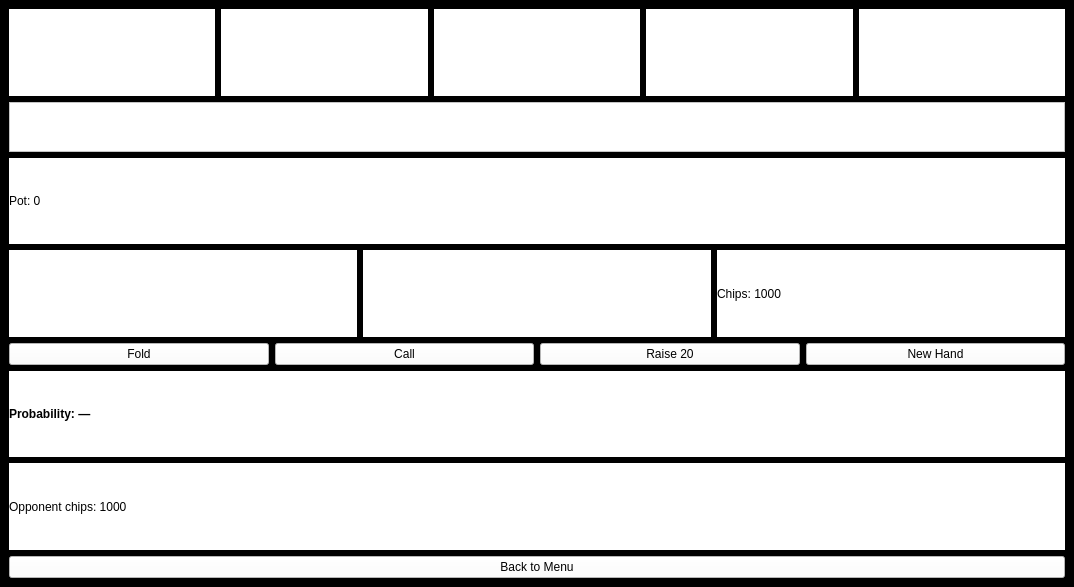
JairusCollantes/finals, file ui/game.ui: the form before one commit.
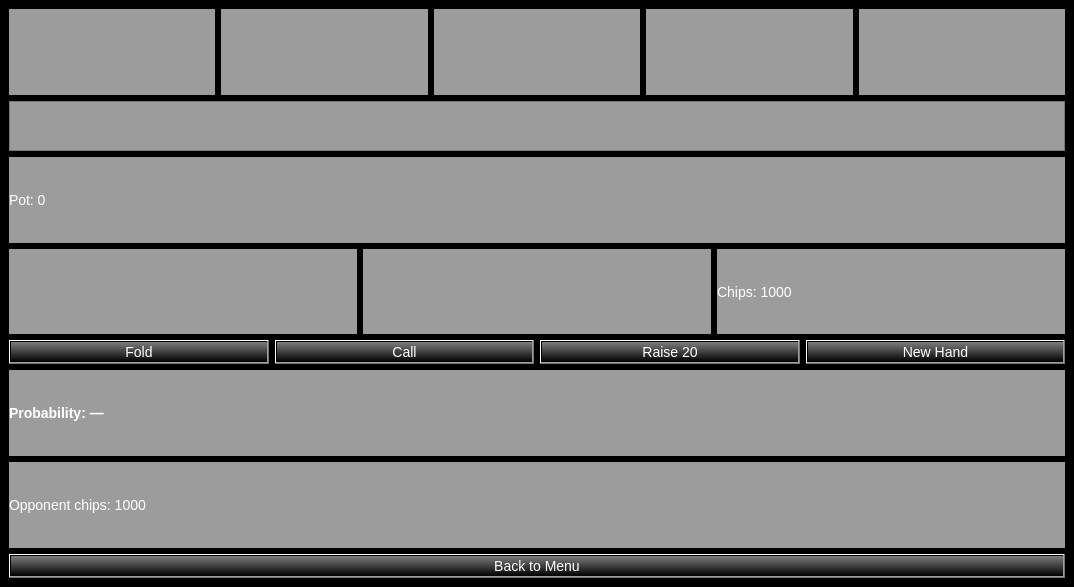
The form after the commit.

The edit to the form file:
```diff
--- a/ui/game.ui
+++ b/ui/game.ui
@@ -29,7 +29,9 @@
          </size>
         </property>
         <property name="styleSheet">
-         <string notr="true">background-color: white</string>
+         <string notr="true">background-color: rgb(156, 156, 156);
+color: white;
+font-size: 14px</string>
         </property>
         <property name="text">
          <string/>
@@ -45,7 +47,9 @@
          </size>
         </property>
         <property name="styleSheet">
-         <string notr="true">background-color: white</string>
+         <string notr="true">background-color: rgb(156, 156, 156);
+color: white;
+font-size: 14px</string>
         </property>
         <property name="text">
          <string/>
@@ -61,7 +65,9 @@
          </size>
         </property>
         <property name="styleSheet">
-         <string notr="true">background-color: white</string>
+         <string notr="true">background-color: rgb(156, 156, 156);
+color: white;
+font-size: 14px</string>
         </property>
         <property name="text">
          <string/>
@@ -77,7 +83,9 @@
          </size>
         </property>
         <property name="styleSheet">
-         <string notr="true">background-color: white</string>
+         <string notr="true">background-color: rgb(156, 156, 156);
+color: white;
+font-size: 14px</string>
         </property>
         <property name="text">
          <string/>
@@ -93,7 +101,9 @@
          </size>
         </property>
         <property name="styleSheet">
-         <string notr="true">background-color: white</string>
+         <string notr="true">background-color: rgb(156, 156, 156);
+color: white;
+font-size: 14px</string>
         </property>
         <property name="text">
          <string/>
@@ -120,7 +130,8 @@
        </size>
       </property>
       <property name="styleSheet">
-       <string notr="true">background-color: white</string>
+       <string notr="true">background-color: rgb(156, 156, 156);
+color: white</string>
       </property>
       <property name="plainText">
        <string/>
@@ -130,7 +141,9 @@
     <item>
      <widget class="QLabel" name="lbl_pot">
       <property name="styleSheet">
-       <string notr="true">background-color: white</string>
+       <string notr="true">background-color: rgb(156, 156, 156);
+color: white;
+font-size: 14px</string>
       </property>
       <property name="text">
        <string>Pot: 0</string>
@@ -148,7 +161,9 @@
          </size>
         </property>
         <property name="styleSheet">
-         <string notr="true">background-color: white</string>
+         <string notr="true">background-color: rgb(156, 156, 156);
+color: white;
+font-size: 14px</string>
         </property>
         <property name="text">
          <string/>
@@ -164,7 +179,9 @@
          </size>
         </property>
         <property name="styleSheet">
-         <string notr="true">background-color: white</string>
+         <string notr="true">background-color: rgb(156, 156, 156);
+color: white;
+font-size: 14px</string>
         </property>
         <property name="text">
          <string/>
@@ -174,7 +191,9 @@
       <item>
        <widget class="QLabel" name="lbl_player_chips">
         <property name="styleSheet">
-         <string notr="true">background-color: white</string>
+         <string notr="true">background-color: rgb(156, 156, 156);
+color: white;
+font-size: 14px</string>
         </property>
         <property name="text">
          <string>Chips: 1000</string>
@@ -188,7 +207,10 @@
       <item>
        <widget class="QPushButton" name="btn_fold">
         <property name="styleSheet">
-         <string notr="true">background-color: white</string>
+         <string notr="true">background-color: qlineargradient(spread:pad, x1:0, y1:0, x2:0, y2:1, stop:0 rgba(125, 125, 125, 255), stop:0.5 rgb(63, 63, 63), stop: 1 rgb(0, 0, 0));
+color: white;
+font-size: 14px
+</string>
         </property>
         <property name="text">
          <string>Fold</string>
@@ -198,7 +220,10 @@
       <item>
        <widget class="QPushButton" name="btn_call">
         <property name="styleSheet">
-         <string notr="true">background-color: white</string>
+         <string notr="true">background-color: qlineargradient(spread:pad, x1:0, y1:0, x2:0, y2:1, stop:0 rgba(125, 125, 125, 255), stop:0.5 rgb(63, 63, 63), stop: 1 rgb(0, 0, 0));
+color: white;
+font-size: 14px
+</string>
         </property>
         <property name="text">
          <string>Call</string>
@@ -208,7 +233,10 @@
       <item>
        <widget class="QPushButton" name="btn_raise">
         <property name="styleSheet">
-         <string notr="true">background-color: white</string>
+         <string notr="true">background-color: qlineargradient(spread:pad, x1:0, y1:0, x2:0, y2:1, stop:0 rgba(125, 125, 125, 255), stop:0.5 rgb(63, 63, 63), stop: 1 rgb(0, 0, 0));
+color: white;
+font-size: 14px
+</string>
         </property>
         <property name="text">
          <string>Raise 20</string>
@@ -218,7 +246,10 @@
       <item>
        <widget class="QPushButton" name="btn_new_hand">
         <property name="styleSheet">
-         <string notr="true">background-color: white</string>
+         <string notr="true">background-color: qlineargradient(spread:pad, x1:0, y1:0, x2:0, y2:1, stop:0 rgba(125, 125, 125, 255), stop:0.5 rgb(63, 63, 63), stop: 1 rgb(0, 0, 0));
+color: white;
+font-size: 14px
+</string>
         </property>
         <property name="text">
          <string>New Hand</string>
@@ -231,11 +262,14 @@
      <widget class="QLabel" name="lbl_prob">
       <property name="font">
        <font>
+        <pointsize>-1</pointsize>
         <bold>true</bold>
        </font>
       </property>
       <property name="styleSheet">
-       <string notr="true">background-color: white</string>
+       <string notr="true">background-color: rgb(156, 156, 156);
+color: white;
+font-size: 14px</string>
       </property>
       <property name="text">
        <string>Probability: —</string>
@@ -245,7 +279,9 @@
     <item>
      <widget class="QLabel" name="lbl_ai_chips">
       <property name="styleSheet">
-       <string notr="true">background-color: white</string>
+       <string notr="true">background-color: rgb(156, 156, 156);
+color: white;
+font-size: 14px</string>
       </property>
       <property name="text">
        <string>Opponent chips: 1000</string>
@@ -255,7 +291,10 @@
     <item>
      <widget class="QPushButton" name="btn_back">
       <property name="styleSheet">
-       <string notr="true">background-color: white</string>
+       <string notr="true">background-color: qlineargradient(spread:pad, x1:0, y1:0, x2:0, y2:1, stop:0 rgba(125, 125, 125, 255), stop:0.5 rgb(63, 63, 63), stop: 1 rgb(0, 0, 0));
+color: white;
+font-size: 14px
+</string>
       </property>
       <property name="text">
        <string>Back to Menu</string>
```
Left out of the diff: 2 changed lines with no effect on the pictures.
